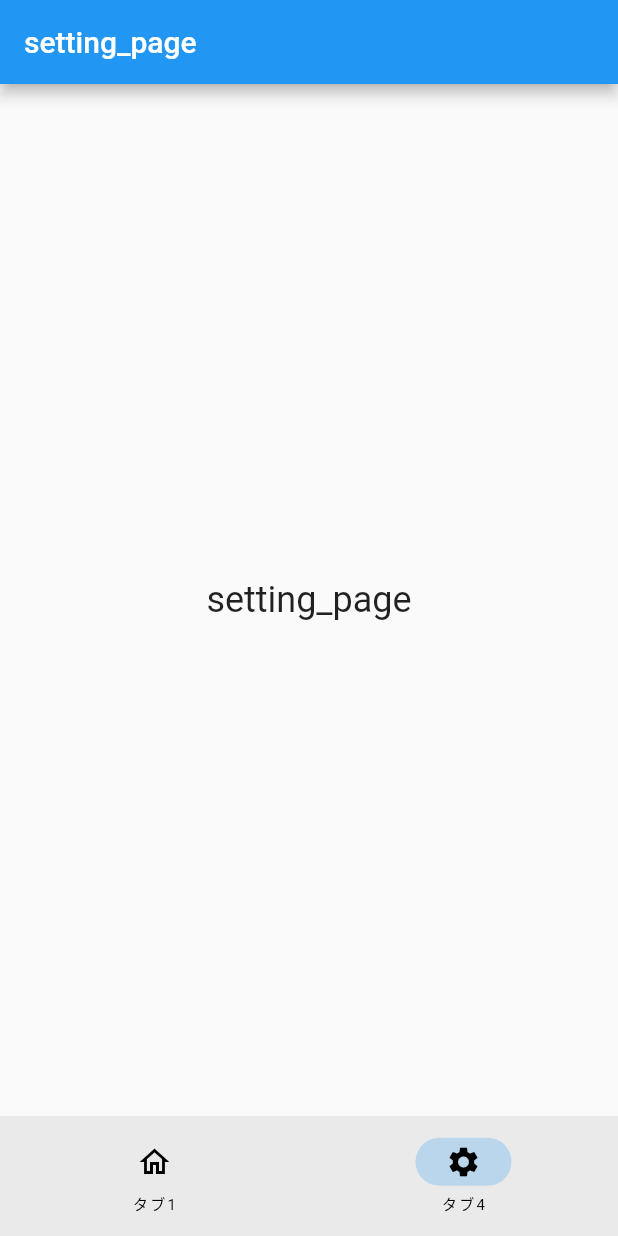
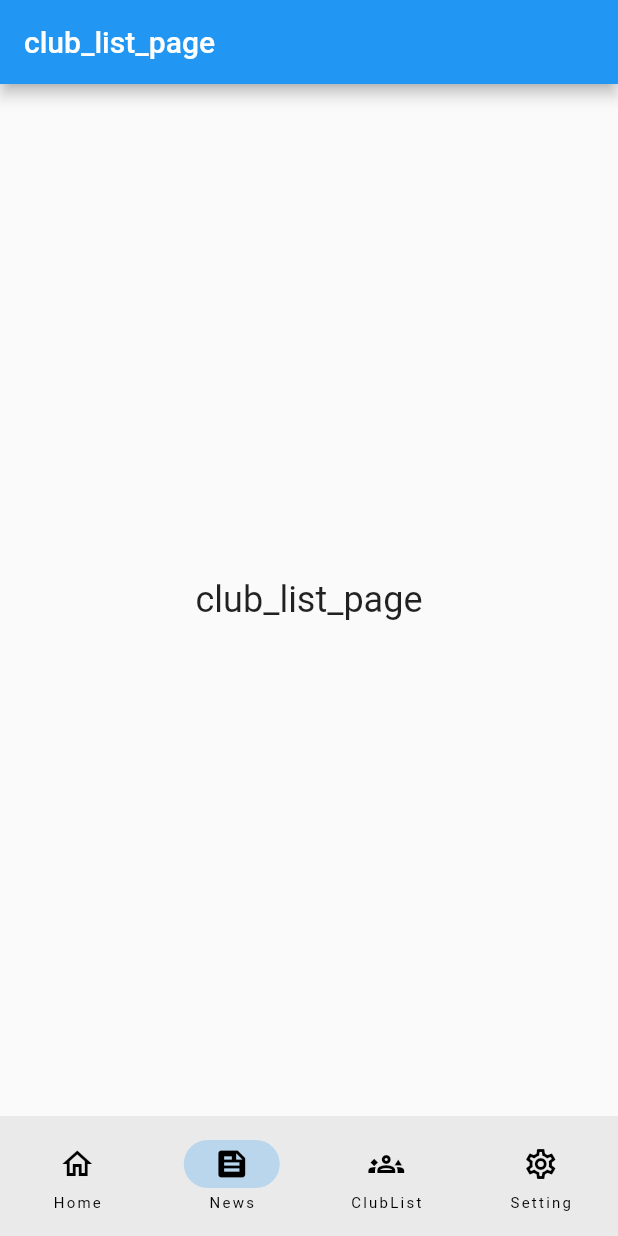
Before and after one commit to tokudai0000/tokumemo_plus, a Flutter app: the screen it shows after launch, item 2 of the bottom bar chosen, on a phone screen of 412 x 824 dp. Run offline on Flutter 3.47's test engine with Material 2 defaults, Android fonts, the phone set to English and light mode, and no system bars; our stand-ins replace flutter_hooks, go_router, hooks_riverpod, page_transition.

Commit message:
[1] news画面とclubList画面を作成

```diff
--- a/tokumemo_plus/lib/core/router/router.dart
+++ b/tokumemo_plus/lib/core/router/router.dart
@@ -1,8 +1,8 @@
 import 'package:go_router/go_router.dart';
 import 'package:hooks_riverpod/hooks_riverpod.dart';
-import 'package:tokumemo_plus/features/error/pages/error_page.dart';
 
 import '../../features/features.dart';
+import '../../features/error/pages/error_page.dart';
 
 // アプリのルーティング(画面遷移)について "go_router"を使用
 final routerProvider = Provider((ref) {
--- a/tokumemo_plus/lib/features/app_wrapper/pages/main_page.dart
+++ b/tokumemo_plus/lib/features/app_wrapper/pages/main_page.dart
@@ -7,6 +7,8 @@ import 'package:page_transition/page_transition.dart';
 import '../../../core/utils/tab_tap_operation_provider.dart';
 import '../../home/pages/home_page.dart';
 import '../../setting/pages/setting_page.dart';
+import '../../club_list/pages/club_list_page.dart';
+import '../../news/pages/news_page.dart';
 import 'widgets/tab_navigator.dart';
 
 class MainPage extends HookConsumerWidget {
@@ -40,6 +42,16 @@ class MainPage extends HookConsumerWidget {
         GlobalKey<NavigatorState>(),
         HomePage.pageName,
         const HomePage(),
+        ),
+        (
+        GlobalKey<NavigatorState>(),
+        ClubListPage.pageName,
+        const ClubListPage(),
+        ),
+        (
+        GlobalKey<NavigatorState>(),
+        NewsPage.pageName,
+        const NewsPage(),
         ),
         (
         GlobalKey<NavigatorState>(),
@@ -84,12 +96,22 @@ class MainPage extends HookConsumerWidget {
             NavigationDestination(
               selectedIcon: Icon(Icons.home),
               icon: Icon(Icons.home_outlined),
-              label: 'タブ1',
+              label: 'Home',
+            ),
+            NavigationDestination(
+              selectedIcon: Icon(Icons.feed),
+              icon: Icon(Icons.feed_outlined),
+              label: 'News',
+            ),
+            NavigationDestination(
+              selectedIcon: Icon(Icons.groups_3),
+              icon: Icon(Icons.groups_3_outlined),
+              label: 'ClubList',
             ),
             NavigationDestination(
               selectedIcon: Icon(Icons.settings),
               icon: Icon(Icons.settings_outlined),
-              label: 'タブ4',
+              label: 'Setting',
             ),
           ],
         ),
--- /dev/null
+++ b/tokumemo_plus/lib/features/club_list/pages/club_list_page.dart
@@ -0,0 +1,24 @@
+import 'package:flutter/material.dart';
+import 'package:hooks_riverpod/hooks_riverpod.dart';
+
+class ClubListPage extends HookConsumerWidget {
+  const ClubListPage({super.key});
+
+  static String get pageName => 'club_list';
+
+  @override
+  Widget build(BuildContext context, WidgetRef ref) {
+
+    return Scaffold(
+      appBar: AppBar(
+        title: Text('club_list_page'),
+      ),
+      body: Center(
+        child: Text(
+          'club_list_page',
+          style: TextStyle(fontSize: 24),
+        ),
+      ),
+    );
+  }
+}
--- /dev/null
+++ b/tokumemo_plus/lib/features/news/pages/news_page.dart
@@ -0,0 +1,24 @@
+import 'package:flutter/material.dart';
+import 'package:hooks_riverpod/hooks_riverpod.dart';
+
+class NewsPage extends HookConsumerWidget {
+  const NewsPage({super.key});
+
+  static String get pageName => 'news';
+
+  @override
+  Widget build(BuildContext context, WidgetRef ref) {
+
+    return Scaffold(
+      appBar: AppBar(
+        title: Text('news_page'),
+      ),
+      body: Center(
+        child: Text(
+          'news_page',
+          style: TextStyle(fontSize: 24),
+        ),
+      ),
+    );
+  }
+}
```
